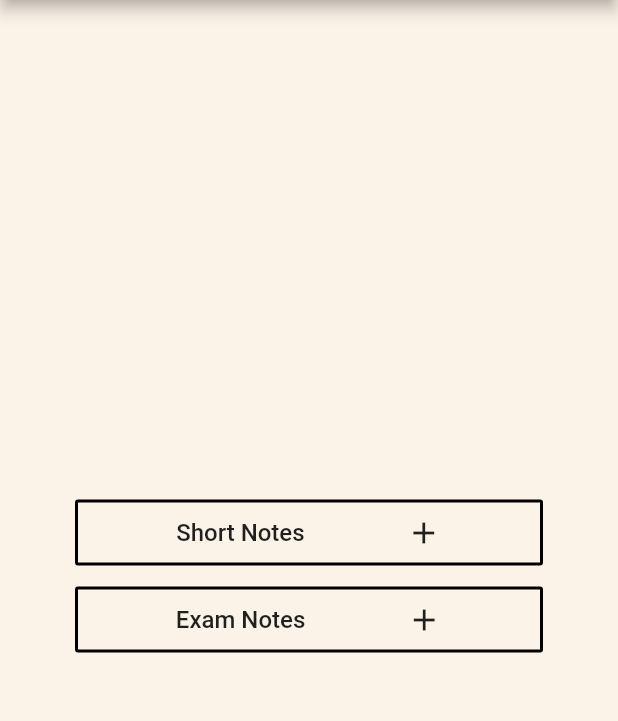
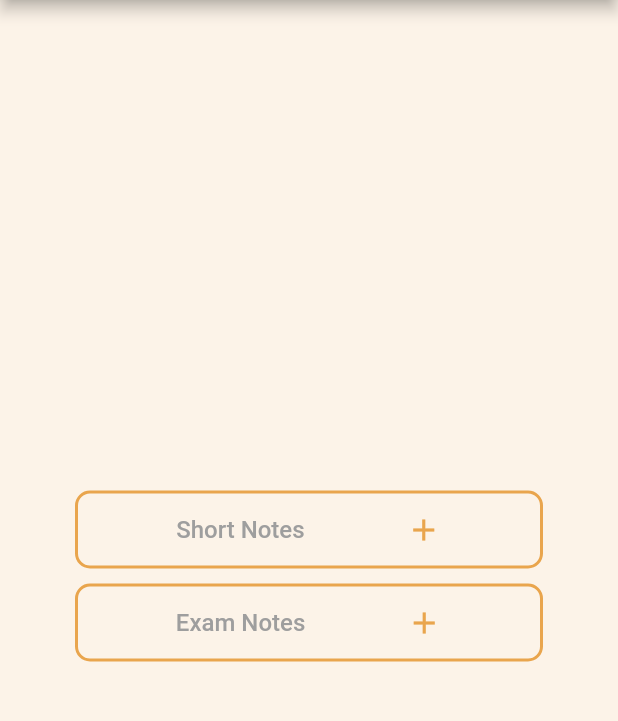
Before and after one commit to codersanket/CupAdmin, a Flutter app: the addNotes screen opened directly, on a phone screen of 412 x 824 dp, the part 84-805 px from its top. Run offline on Flutter 3.47's test engine with Material 2 defaults, Android fonts, the phone set to English and light mode, and no system bars; our stand-ins replace cloud_firestore, file_picker, firebase_auth, firebase_core, firebase_storage; missing offline and left inert: syncfusion_flutter_pdfviewer; accounts and stored records are empty.

Commit message:
design changes in addnotes

```diff
--- a/lib/Screens/Notes/addNotes.dart
+++ b/lib/Screens/Notes/addNotes.dart
@@ -45,6 +45,7 @@ class addNotes extends StatelessWidget {
           Padding(
             padding: const EdgeInsets.symmetric(horizontal: 50, vertical: 5),
             child: OutlineButton(
+              shape: new RoundedRectangleBorder(borderRadius: new BorderRadius.circular(10.0)),
               onPressed: () {
                 Navigator.of(context).push(
                     MaterialPageRoute(builder: (context) => shortNotes(
@@ -52,15 +53,15 @@ class addNotes extends StatelessWidget {
                       subjectId: subject,
                     )));
               },
-              borderSide: BorderSide(color: Colors.black, width: 2),
-              padding: EdgeInsets.symmetric(vertical: 10),
+              borderSide: BorderSide(color: Color(0xFFe9a54d), width: 2),
+              padding: EdgeInsets.symmetric(vertical: 14),
               child: Row(
                 children: [
                   Text(
                     "Short Notes",
-                    style: TextStyle(fontSize: 16),
+                    style: TextStyle(fontSize: 16,color: Colors.grey),
                   ),
-                  Icon(Icons.add),
+                  Icon(Icons.add,color: Color(0xFFe9a54d),),
                 ],
                 mainAxisAlignment: MainAxisAlignment.spaceEvenly,
               ),
@@ -69,6 +70,7 @@ class addNotes extends StatelessWidget {
           Padding(
             padding: const EdgeInsets.symmetric(horizontal: 50, vertical: 5),
             child: OutlineButton(
+              shape: new RoundedRectangleBorder(borderRadius: new BorderRadius.circular(10.0)),
               onPressed: () {
                 Navigator.of(context).push(
                   MaterialPageRoute(
@@ -79,15 +81,15 @@ class addNotes extends StatelessWidget {
                   ),
                 );
               },
-              borderSide: BorderSide(color: Colors.black, width: 2),
-              padding: EdgeInsets.symmetric(vertical: 10),
+              borderSide: BorderSide(color: Color(0xFFe9a54d), width: 2),
+              padding: EdgeInsets.symmetric(vertical: 14),
               child: Row(
                 children: [
                   Text(
                     "Exam Notes",
-                    style: TextStyle(fontSize: 16),
+                    style: TextStyle(fontSize: 16,color: Colors.grey),
                   ),
-                  Icon(Icons.add),
+                  Icon(Icons.add,color: Color(0xFFe9a54d),),
                 ],
                 mainAxisAlignment: MainAxisAlignment.spaceEvenly,
               ),
```
Also changed, not shown: lib/Screens/Home/home.dart (+5 -3 lines), lib/Screens/addUniversity.dart (+13 -6 lines), pubspec.lock.
